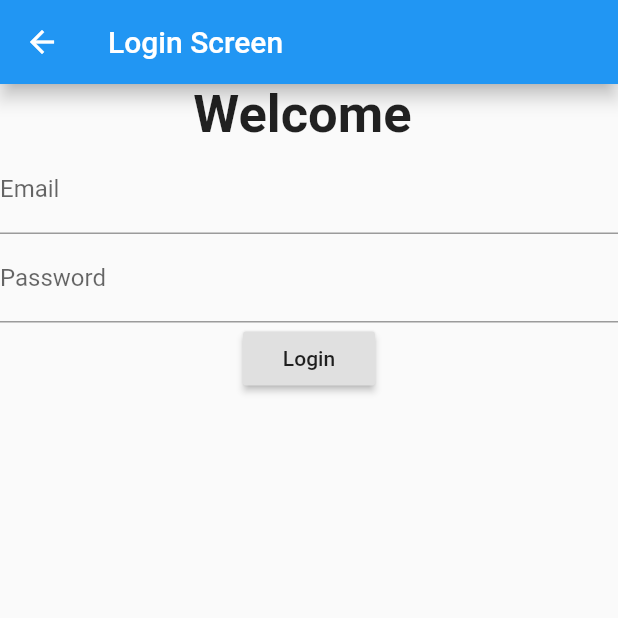
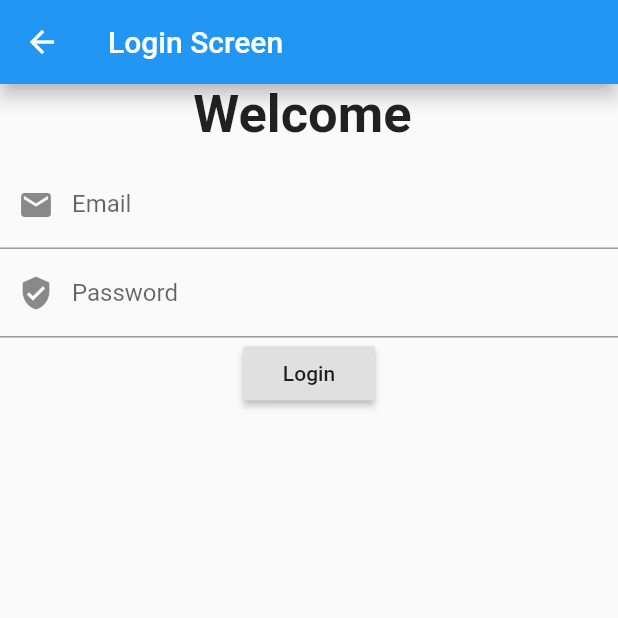
Before and after one commit to t3chcrazy/FlutterLogin, a Flutter app: the LoginScreen screen opened directly with empty values, on a phone screen of 412 x 824 dp, the top half of it. Run offline on Flutter 3.47's test engine with Material 2 defaults, Android fonts, the phone set to English and light mode, and no system bars.

Commit message:
Style changes

```diff
--- a/lib/screens/Login.dart
+++ b/lib/screens/Login.dart
@@ -58,10 +58,12 @@ class _LoginScreenState extends State<LoginScreen> {
           child: Column(
             children: <Widget>[
               Text("Welcome ${widget.name}", style: TextStyle(fontSize: 35, fontWeight: FontWeight.bold)),
+              SizedBox(height: 10),
               TextFormField(
                 controller: _emailController,
                 decoration: InputDecoration(
-                  labelText: "Email"
+                  labelText: "Email",
+                  prefixIcon: Icon(Icons.mail),
                 ),
                 validator: (value) {
                   if (value.isEmpty) {
@@ -73,7 +75,8 @@ class _LoginScreenState extends State<LoginScreen> {
               TextFormField(
                 controller: _passwordController,
                 decoration: InputDecoration(
-                  labelText: "Password"
+                  labelText: "Password",
+                  prefixIcon: Icon(Icons.verified_user),
                 ),
                 obscureText: true,
                 validator: (value) {
@@ -95,8 +98,12 @@ class _LoginScreenState extends State<LoginScreen> {
                   notifier.loginUser(_emailController.text, _passwordController.text);
                 },
               ),
+              SizedBox(height: 20),
               Consumer<LoginNotifier>(
-                builder: (context, value, child) => value.status == LoginStatus.LOGIN_UNSUCCESSFULL? Text("Invalid email or password"): Container(),
+                builder: (context, value, child) =>
+                value.status == LoginStatus.LOGIN_UNSUCCESSFULL?
+                Text("Invalid email or password", style: TextStyle(color: Colors.red, fontSize: 30))
+                : Container(),
               )
             ],
           )
```
